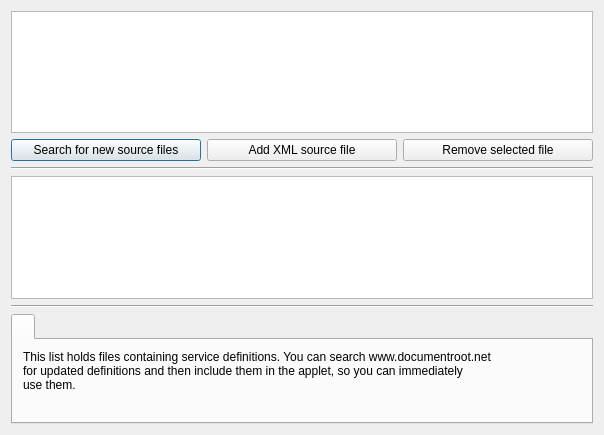
This is contents/code/dialogs/Sources.ui in mbleichner/service-monitor as Qt 5 draws it before an edit. The edited form follows.
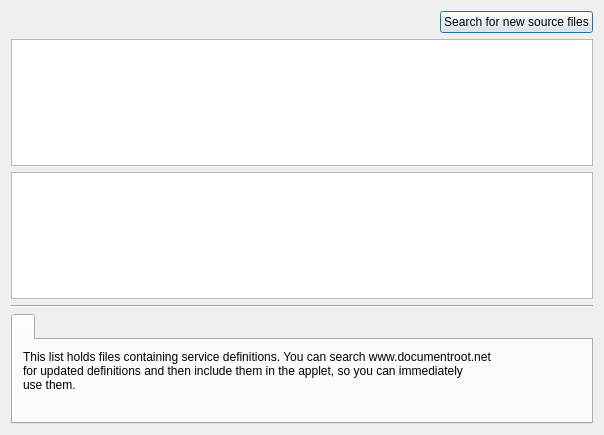
This is the edited form. Icons and pictures are not drawn.

Commit message: added checkboxes to select active sources

```diff
--- a/contents/code/dialogs/Sources.ui
+++ b/contents/code/dialogs/Sources.ui
@@ -14,11 +14,21 @@
    <string>Dialog</string>
   </property>
   <layout class="QVBoxLayout" name="verticalLayout_5">
-   <item>
-    <widget class="QListWidget" name="sourceList"/>
-   </item>
    <item>
     <layout class="QHBoxLayout" name="horizontalLayout">
+     <item>
+      <spacer name="horizontalSpacer">
+       <property name="orientation">
+        <enum>Qt::Horizontal</enum>
+       </property>
+       <property name="sizeHint" stdset="0">
+        <size>
+         <width>40</width>
+         <height>20</height>
+        </size>
+       </property>
+      </spacer>
+     </item>
      <item>
       <widget class="QPushButton" name="searchButton">
        <property name="toolTip">
@@ -33,36 +43,10 @@
        </property>
       </widget>
      </item>
-     <item>
-      <widget class="QPushButton" name="addButton">
-       <property name="text">
-        <string>Add XML source file</string>
-       </property>
-       <property name="icon">
-        <iconset resource="../resources/icons/icons.qrc">
-         <normaloff>:/plus.png</normaloff>:/plus.png</iconset>
-       </property>
-      </widget>
-     </item>
-     <item>
-      <widget class="QPushButton" name="removeButton">
-       <property name="text">
-        <string>Remove selected file</string>
-       </property>
-       <property name="icon">
-        <iconset resource="../resources/icons/icons.qrc">
-         <normaloff>:/minus.png</normaloff>:/minus.png</iconset>
-       </property>
-      </widget>
-     </item>
     </layout>
    </item>
    <item>
-    <widget class="Line" name="line">
-     <property name="orientation">
-      <enum>Qt::Horizontal</enum>
-     </property>
-    </widget>
+    <widget class="QListWidget" name="sourceList"/>
    </item>
    <item>
     <widget class="QTextEdit" name="infoTextarea">
```
The commit also changes 3 other files.
